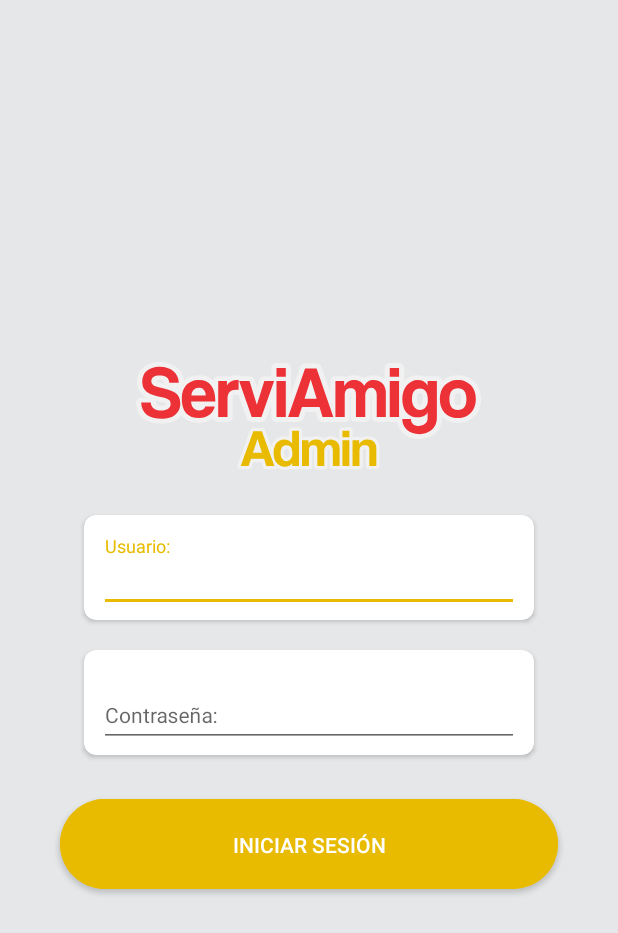
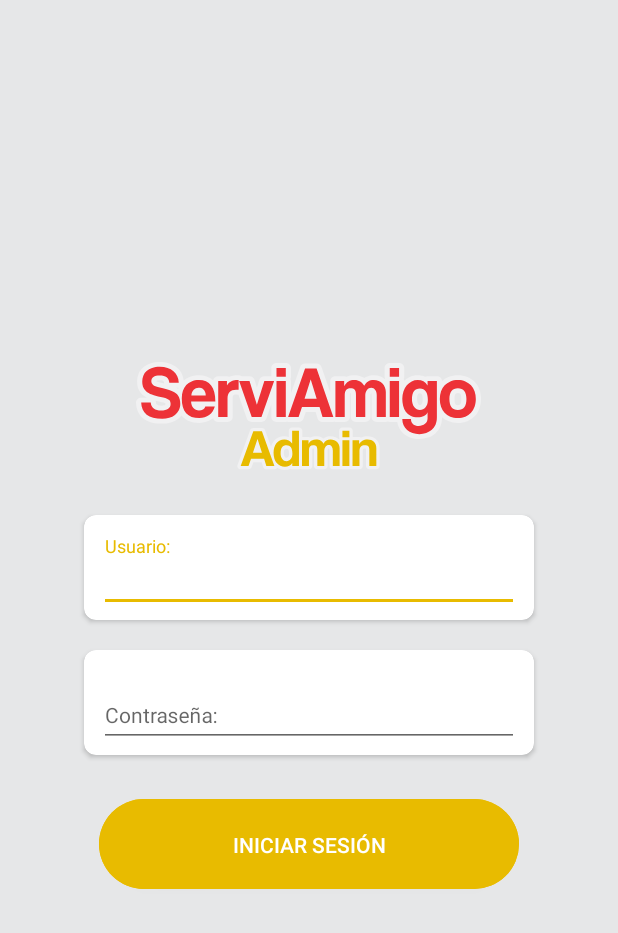
Before and after one commit to AdalbertoContreras/proyectoadministrador, an Android app: the screen it shows after launch (LoginActivity), on a phone screen of 412 x 824 dp. Shown: the top 933 px of the screen. Run offline under Robolectric (Android 15) with nearby library versions, the phone set to English and light mode, and no system bars; our stand-ins replace Volley; libraries missing offline, so code that uses them is left out: sun.rmi.runtime.

Commit message:
ultimos detalles diseño administrador.

```diff
--- a/app/src/main/res/layout/activity_login.xml
+++ b/app/src/main/res/layout/activity_login.xml
@@ -28,7 +28,6 @@
                     android:orientation="vertical"
                     android:paddingTop="20dp"
                     android:paddingBottom="20dp"
-
                     >
 
                     <ImageView
@@ -112,7 +111,7 @@
                 </LinearLayout>
 
                 <android.support.v7.widget.CardView
-                    android:layout_width="match_parent"
+                    android:layout_width="280dp"
                     android:layout_height="60dp"
                     app:cardCornerRadius="30dp"
                     android:layout_gravity="center"
```
